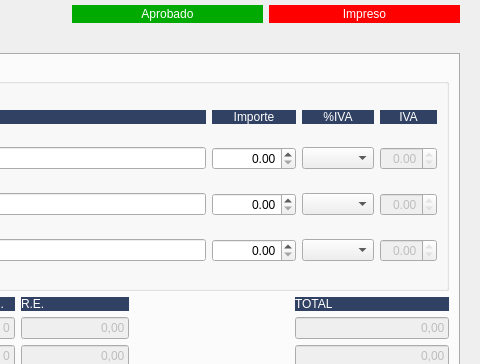
The window that Zona_Ventas/frmpresupuestoscli.ui (arcnexus/RedFoX) describes before a commit, drawn with Qt 5; both pictures show x 759 to 1239 and y 0 to 364 of the 1239 by 649 pixel window.
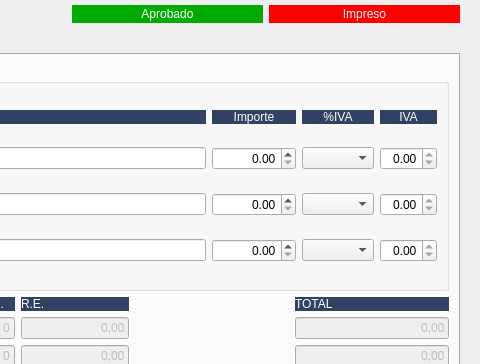
The same window after the commit. The open tabs and pages were chosen to show the change. Icons and pictures are not drawn.

Commit message: Rev focus & tab stops

Patch:
```diff
--- a/Zona_Ventas/frmpresupuestoscli.ui
+++ b/Zona_Ventas/frmpresupuestoscli.ui
@@ -2530,7 +2530,10 @@
               <item row="1" column="3">
                <widget class="QDoubleSpinBox" name="spinIva_gasto1">
                 <property name="enabled">
-                 <bool>false</bool>
+                 <bool>true</bool>
+                </property>
+                <property name="focusPolicy">
+                 <enum>Qt::NoFocus</enum>
                 </property>
                 <property name="alignment">
                  <set>Qt::AlignRight|Qt::AlignTrailing|Qt::AlignVCenter</set>
@@ -2577,7 +2580,10 @@
               <item row="2" column="3">
                <widget class="QDoubleSpinBox" name="spinIva_gasto2">
                 <property name="enabled">
-                 <bool>false</bool>
+                 <bool>true</bool>
+                </property>
+                <property name="focusPolicy">
+                 <enum>Qt::NoFocus</enum>
                 </property>
                 <property name="alignment">
                  <set>Qt::AlignRight|Qt::AlignTrailing|Qt::AlignVCenter</set>
@@ -2590,7 +2596,10 @@
               <item row="3" column="3">
                <widget class="QDoubleSpinBox" name="spinIva_gasto3">
                 <property name="enabled">
-                 <bool>false</bool>
+                 <bool>true</bool>
+                </property>
+                <property name="focusPolicy">
+                 <enum>Qt::NoFocus</enum>
                 </property>
                 <property name="alignment">
                  <set>Qt::AlignRight|Qt::AlignTrailing|Qt::AlignVCenter</set>
```
Left out of the diff: 182 changed lines with no effect on the pictures. The commit also changes 3 other files.
